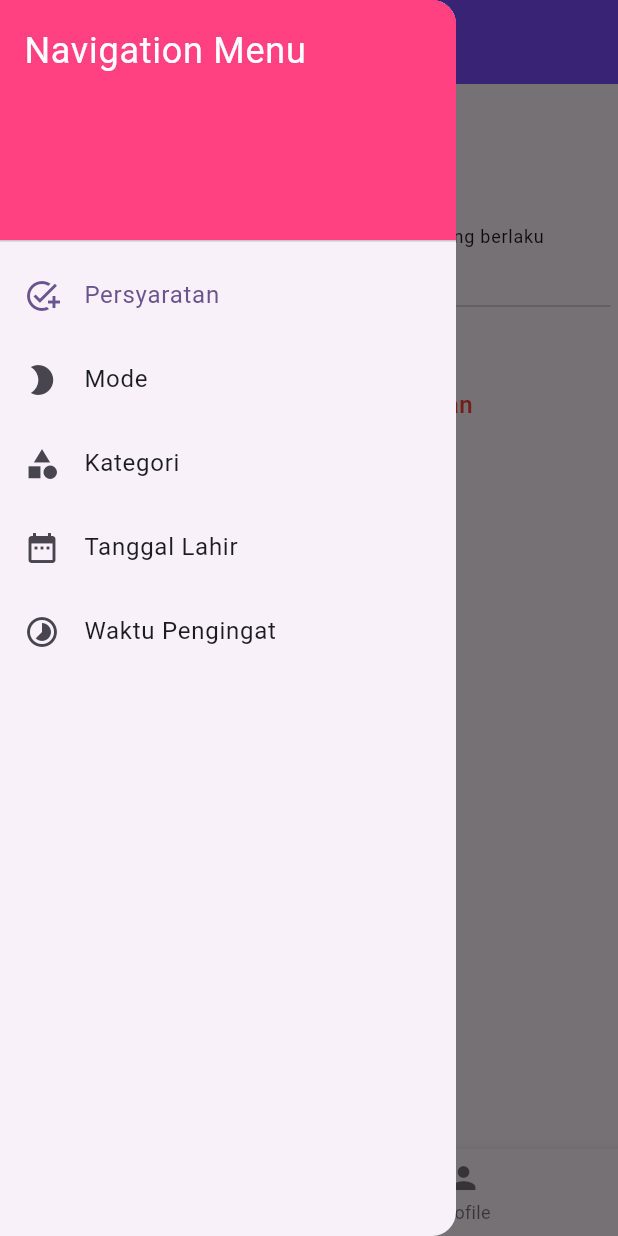
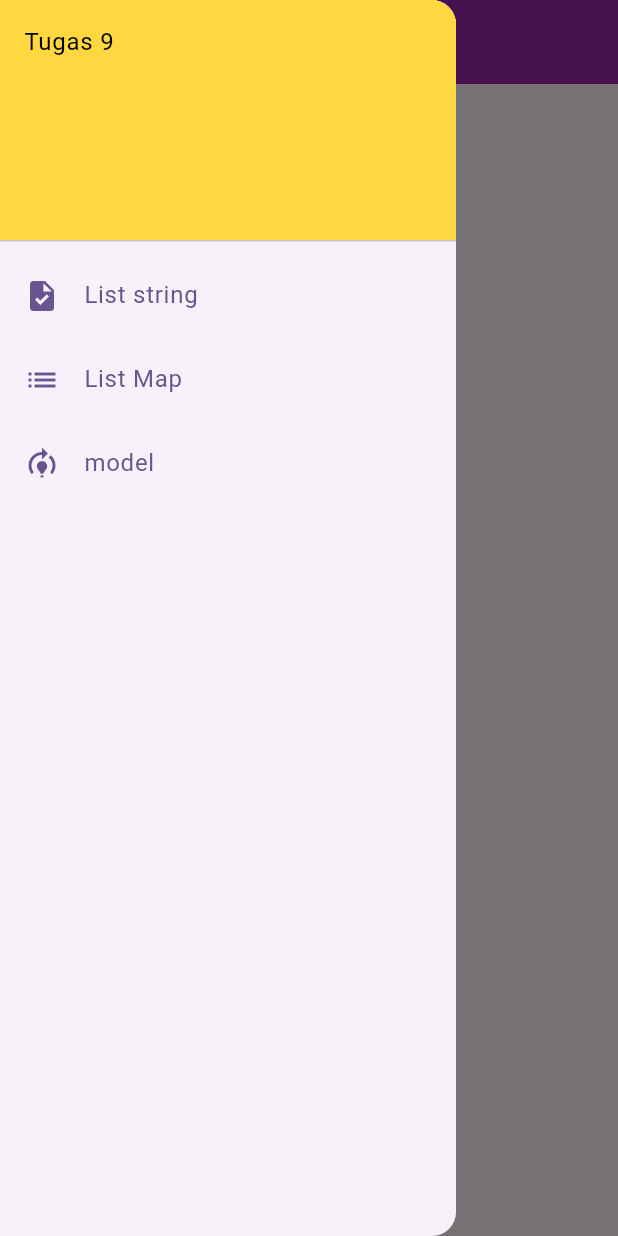
Before and after one commit to radithyarefian/flutter_ppkd, a Flutter app: the screen it shows after launch, with the side drawer open, on a phone screen of 412 x 824 dp. Run offline on Flutter 3.47's test engine with Material 3 defaults, Android fonts, the phone set to English and light mode, and no system bars.

Commit message:
New "tugas 9"

```diff
--- a/lib/main.dart
+++ b/lib/main.dart
@@ -2,6 +2,7 @@ import 'package:flutter/material.dart';
 import 'package:flutter_ppkd/tugas/tugas6/halaman_utama_atk.dart';
 import 'package:flutter_ppkd/tugas/tugas6/halaman_utama_seragam.dart';
 import 'package:flutter_ppkd/tugas/tugas6/login_pelanggan.dart';
+import 'package:flutter_ppkd/tugas/tugas9/tugas9.dart';
 import 'package:flutter_ppkd/tugas/tugas_5.dart';
 import 'package:flutter_ppkd/tugas/tugas7/tugas_7.dart';
 
@@ -40,7 +41,7 @@ class MyApp extends StatelessWidget {
         // tested with just a hot reload.
         colorScheme: .fromSeed(seedColor: Colors.deepPurple),
       ),
-      home: Tugas7(),
+      home: Tugas9(),
     );
   }
 }
--- /dev/null
+++ b/lib/tugas/tugas9/data/data.json
@@ -0,0 +1,31 @@
+[
+    {
+        "kategori": "Seragam & Perlengkapan Sekolah",
+        "SubKategori": "Seragam",
+        "gambar" : "https://upload.wikimedia.org/wikipedia/commons/c/c6/Seragam_Resmi_Istimewa_KARISTA.png"
+    },
+
+    {
+        "kategori": "Alat Tulis Kantor",
+        "SubKategori": "Pulpen",
+        "gambar" : "https://image.astronauts.cloud/product-images/2024/9/PulpenGelHitam3_ee31c567-2fd1-40f0-99ae-6b92e2ca7996_900x900.jpg"
+    },
+
+    {
+        "kategori": "Tas & Aksesoris Pribadi",
+        "SubKategori": "Tas Sekolah",
+        "gambar" : "https://navyclubbag.com/wp-content/uploads/2023/11/bk-7-600x600.jpg"
+    },
+
+    {
+        "kategori": "Elektronik & Aksesoris Komputer",
+        "SubKategori": "Colokan Broco",
+        "gambar" : "https://siopen.balangankab.go.id/storage/merchant/products/2025/06/10/webp/50ae6b6f180cc2e81377c867d086673b.webp"
+    },
+
+    {
+        "kategori": "Listrik & Peralatan Rumah Tangga",
+        "SubKategori": "Sapu",
+        "gambar" : "https://siopen.balangankab.go.id/storage/merchant/products/2025/05/09/webp/f5b1217a16723ca6045b19473a9f8d6a.webp"
+    }
+]
--- /dev/null
+++ b/lib/tugas/tugas9/data/data_final.dart
@@ -0,0 +1,29 @@
+import 'package:flutter_ppkd/tugas/tugas9/data/data_mentah.dart';
+
+final List<DataMentah> dataMentah = [
+  DataMentah(
+    kategori: "Seragam & Perlengkapan Sekolah",
+    subKategori: "Seragam",
+    gambar : "https://upload.wikimedia.org/wikipedia/commons/c/c6/Seragam_Resmi_Istimewa_KARISTA.png",
+  ),
+  DataMentah(
+    kategori: "Alat Tulis Kantor",
+    subKategori: "Pulpen",
+    gambar : "https://image.astronauts.cloud/product-images/2024/9/PulpenGelHitam3_ee31c567-2fd1-40f0-99ae-6b92e2ca7996_900x900.jpg",
+  ),
+  DataMentah(
+    kategori: "Tas & Aksesoris Pribadi",
+    subKategori: "Tas Sekolah",
+    gambar : "https://navyclubbag.com/wp-content/uploads/2023/11/bk-7-600x600.jpg"
+  ),
+  DataMentah(
+    kategori: "Elektronik & Aksesoris Komputer",
+    subKategori: "Colokan Broco",
+    gambar : "https://siopen.balangankab.go.id/storage/merchant/products/2025/06/10/webp/50ae6b6f180cc2e81377c867d086673b.webp"
+  ),
+  DataMentah(
+     kategori: "Listrik & Peralatan Rumah Tangga",
+     subKategori: "Sapu",
+     gambar : "https://siopen.balangankab.go.id/storage/merchant/products/2025/05/09/webp/f5b1217a16723ca6045b19473a9f8d6a.webp"
+  ),
+];
--- /dev/null
+++ b/lib/tugas/tugas9/data/data_mentah.dart
@@ -0,0 +1,33 @@
+// To parse this JSON data, do
+//
+//     final dataMentah = dataMentahFromJson(jsonString);
+
+import 'dart:convert';
+
+List<DataMentah> dataMentahFromJson(String str) => List<DataMentah>.from(json.decode(str).map((x) => DataMentah.fromJson(x)));
+
+String dataMentahToJson(List<DataMentah> data) => json.encode(List<dynamic>.from(data.map((x) => x.toJson())));
+
+class DataMentah {
+    String? kategori;
+    String? subKategori;
+    String? gambar;
+
+    DataMentah({
+        this.kategori,
+        this.subKategori,
+        this.gambar,
+    });
+
+    factory DataMentah.fromJson(Map<String, dynamic> json) => DataMentah(
+        kategori: json["kategori"],
+        subKategori: json["SubKategori"],
+        gambar: json["gambar"],
+    );
+
+    Map<String, dynamic> toJson() => {
+        "kategori": kategori,
+        "SubKategori": subKategori,
+        "gambar": gambar,
+    };
+}
--- /dev/null
+++ b/lib/tugas/tugas9/list.dart
@@ -0,0 +1,30 @@
+import 'package:flutter/material.dart';
+
+class HalamanList extends StatefulWidget {
+  const HalamanList({super.key});
+
+  @override
+  State<HalamanList> createState() => _HalamanListState();
+}
+
+class _HalamanListState extends State<HalamanList> {
+  final List<String> kategori = [
+    "Seragam & Perlengkapan Sekolah",
+    "Alat Tulis Kantor",
+    "Tas & Aksesoris Pribadi",
+    "Elektronik & Aksesoris Komputer",
+    "Listrik & Peralatan Rumah Tangga"
+  ];
+  @override
+  Widget build(BuildContext context) {
+    return ListView.builder(
+      itemCount: kategori.length,
+      itemBuilder: (BuildContext context, int index) {
+        return ListTile(
+         title: Text(kategori[index]),
+        );
+      },
+    );
+
+  }
+}
--- /dev/null
+++ b/lib/tugas/tugas9/list_map.dart
@@ -0,0 +1,51 @@
+import 'package:flutter/material.dart';
+
+class HalamanListMap extends StatefulWidget {
+  const HalamanListMap({super.key});
+
+  @override
+  State<HalamanListMap> createState() => _HalamanListMapState();
+}
+
+class _HalamanListMapState extends State<HalamanListMap> {
+  List<Map<String, dynamic>> detailKategori = [
+    {'nama': 'Seragam & Perlengkapan Sekolah',
+     'icon':Icons.checkroom,
+     'deskripsi': 'Seragam Sekolah SD.SMP,SMA'
+    },
+
+    {'nama': 'Alat Tulis Kantor',
+     'icon':Icons.book_online,
+     'deskripsi': 'Menjual kebutuhan alat tulis untuk kantor dan sekolah'
+    },
+
+    {'nama': 'Tas & Aksesoris Pribadi',
+     'icon':Icons.backpack,
+     'deskripsi': 'Tas Sekolah dan beberapa aksesoris pribadi'
+    },
+
+    {'nama': 'Elektronik & Aksesoris Komputer',
+    'icon':Icons.computer,
+    'deskripsi': 'bisa Service Laptop'
+    },
+
+     {'nama': 'Listrik & Peralatan Rumah Tangga',
+    'icon':Icons.electrical_services,
+    'deskripsi': 'Kabel dan lampu '
+    },
+  ];
+  @override
+  Widget build(BuildContext context) {
+    return ListView.builder(
+      itemCount: detailKategori.length,
+      itemBuilder: (BuildContext context, int index) {
+        final data = detailKategori[index];
+        return ListTile(
+          title: Text(data["nama"]),
+          leading: Icon(data['icon']),
+          subtitle: Text(data['deskripsi']),
+        );
+      },
+    );
+  }
+}
--- /dev/null
+++ b/lib/tugas/tugas9/tugas9.dart
@@ -0,0 +1,88 @@
+import 'package:flutter/material.dart';
+import 'package:flutter_ppkd/tugas/tugas9/list.dart';
+import 'package:flutter_ppkd/tugas/tugas9/list_map.dart';
+import 'package:flutter_ppkd/tugas/tugas9/model.dart';
+
+class Tugas9 extends StatefulWidget {
+  const Tugas9({super.key});
+
+  @override
+  State<Tugas9> createState() => _Tugas9State();
+}
+
+class _Tugas9State extends State<Tugas9> {
+  int _selectedIndex = 0;
+
+ final List<Widget> _widgetOptions = const [
+    HalamanList(),
+    HalamanListMap(),
+    HalamanModel(),
+  ];
+
+  void _onItemTapped(int index) {
+    setState(() {
+      _selectedIndex = index;
+    });
+    Navigator.pop(context);
+  }
+
+
+  @override
+  Widget build(BuildContext context) {
+  return Scaffold(
+  appBar: AppBar(
+        title: const Text("Tugas 9"),
+        backgroundColor: Colors.purple,
+        centerTitle: true,
+      ),
+  drawer: Drawer(
+    child: ListView(
+    padding: EdgeInsets.zero,
+    children: <Widget> [
+      const DrawerHeader(
+        decoration: BoxDecoration(
+          color: Colors.amberAccent,
+        ),
+        child: Text(
+          "Tugas 9",
+          style: TextStyle(
+            fontSize: 16,
+            color: Colors.black,
+          )
+          ),
+        ),
+        ListTile(
+          leading: const Icon(Icons.task),
+          title: const Text("List string"),
+          selected: _selectedIndex == 0,
+          onTap: () {
+            _onItemTapped(0);
+          },
+        ),
+        ListTile(
+          leading: const Icon(Icons.list),
+          title: const Text("List Map"),
+          selected: _selectedIndex == 0,
+          onTap: () {
+            _onItemTapped(1);
+          },
+        ),
+        ListTile(
+          leading: const Icon(Icons.model_training),
+          title: const Text("model"),
+          selected: _selectedIndex == 0,
+          onTap: () {
+            _onItemTapped(2);
+          },
+        )
+    ],
+
+    )
+  ),
+
+  body: Center(
+    child: _widgetOptions.elementAt(_selectedIndex),
+  ),
+    );
+  }
+}
```
Also changed, not shown: lib/day_5/scaffold.dart (deleted, +0 -19 lines), lib/tugas/tugas9/model.dart (added, +27 -0 lines).
